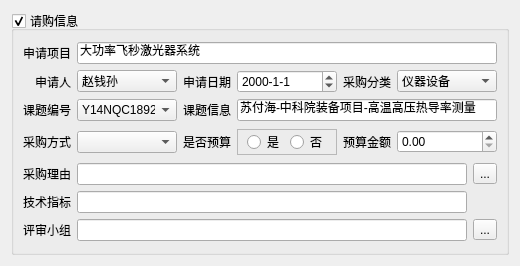
The window that requisition_template.ui (earlideal/jiandan) describes before a commit, drawn with Qt 5.
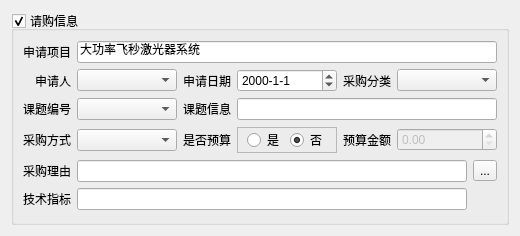
The same window after the commit.

```diff
--- a/requisition_template.ui
+++ b/requisition_template.ui
@@ -7,7 +7,7 @@
     <x>0</x>
     <y>0</y>
     <width>514</width>
-    <height>266</height>
+    <height>236</height>
    </rect>
   </property>
   <property name="windowTitle">
@@ -33,11 +33,6 @@
             <height>0</height>
            </size>
           </property>
-          <item>
-           <property name="text">
-            <string>赵钱孙</string>
-           </property>
-          </item>
          </widget>
         </item>
         <item row="2" column="2">
@@ -68,11 +63,6 @@
             <height>0</height>
            </size>
           </property>
-          <item>
-           <property name="text">
-            <string>Y14NQC1892</string>
-           </property>
-          </item>
          </widget>
         </item>
         <item row="1" column="0">
@@ -98,7 +88,7 @@
         <item row="2" column="3" colspan="3">
          <widget class="QLineEdit" name="lineEdit_project_info">
           <property name="text">
-           <string>苏付海-中科院装备项目-高温高压热导率测量</string>
+           <string/>
           </property>
           <property name="readOnly">
            <bool>true</bool>
@@ -165,11 +155,6 @@
             <height>0</height>
            </size>
           </property>
-          <item>
-           <property name="text">
-            <string>仪器设备</string>
-           </property>
-          </item>
          </widget>
         </item>
        </layout>
@@ -187,7 +172,10 @@
          </widget>
         </item>
         <item row="0" column="5">
-         <widget class="QDoubleSpinBox" name="doubleSpinBox_2">
+         <widget class="QDoubleSpinBox" name="doubleSpinBox_budget">
+          <property name="enabled">
+           <bool>false</bool>
+          </property>
           <property name="minimumSize">
            <size>
             <width>100</width>
@@ -252,6 +240,9 @@
              <property name="text">
               <string>否</string>
              </property>
+             <property name="checked">
+              <bool>true</bool>
+             </property>
             </widget>
            </item>
           </layout>
@@ -271,9 +262,6 @@
       </item>
       <item>
        <layout class="QGridLayout" name="gridLayout_4">
-        <item row="2" column="1">
-         <widget class="QLineEdit" name="lineEdit_8"/>
-        </item>
         <item row="0" column="0">
          <widget class="QLabel" name="label_18">
           <property name="text">
@@ -291,20 +279,6 @@
           </property>
          </widget>
         </item>
-        <item row="2" column="0">
-         <widget class="QLabel" name="label_20">
-          <property name="text">
-           <string>评审小组</string>
-          </property>
-         </widget>
-        </item>
-        <item row="2" column="2">
-         <widget class="QToolButton" name="toolButton">
-          <property name="text">
-           <string>...</string>
-          </property>
-         </widget>
-        </item>
         <item row="0" column="2">
          <widget class="QToolButton" name="toolButton_2">
           <property name="text">
```
Left out of the diff: 31 changed lines with no effect on the pictures.
